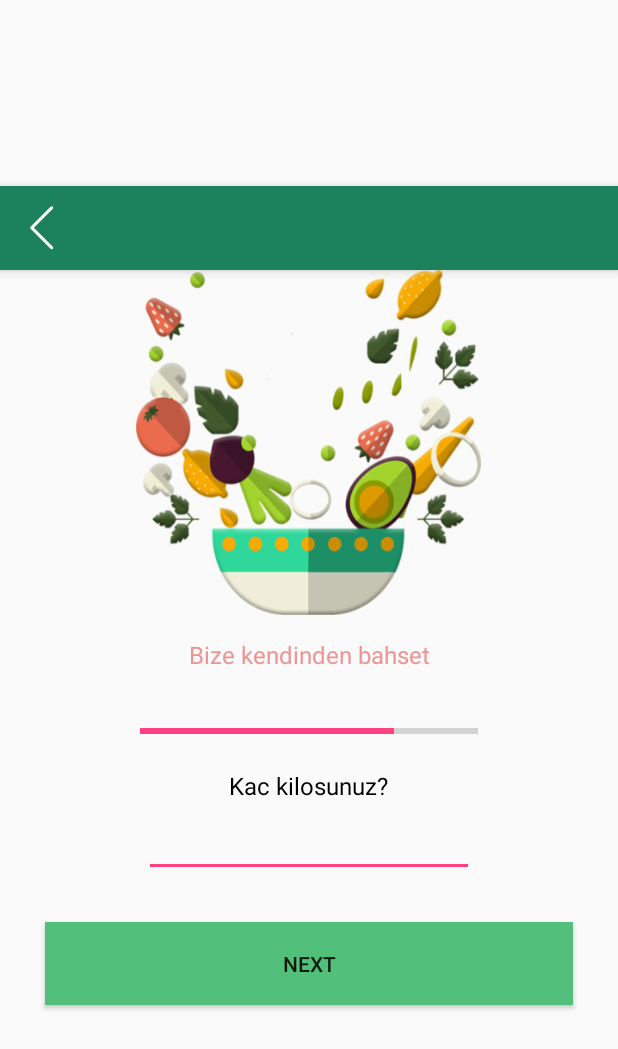
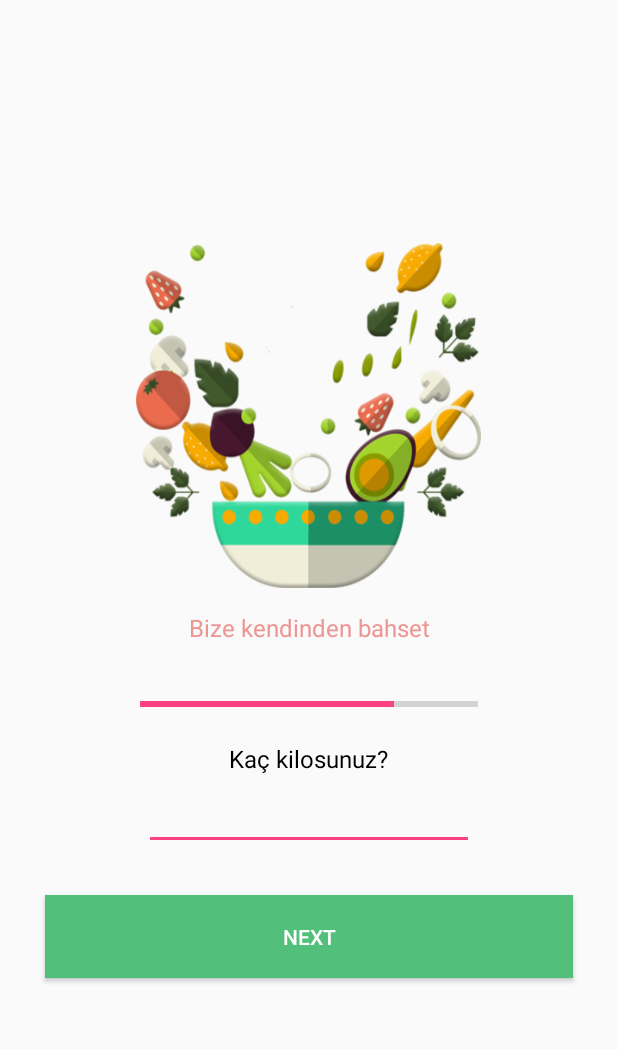
Before and after one commit to kubrahebes/Fita, an Android app: the WeightActivity screen opened directly, with no data from a screen before it, on a phone screen of 412 x 824 dp. Shown: the top 1049 px of the screen. Run offline under Robolectric (Android 15) with nearby library versions, the phone set to English and light mode, and no system bars.

Commit message:
Genel duzenlemeler yapildi

```diff
--- a/app/build.gradle
+++ b/app/build.gradle
@@ -46,4 +46,5 @@ dependencies {
 }
 
 
+
 apply plugin: 'com.google.gms.google-services'
--- a/app/src/main/AndroidManifest.xml
+++ b/app/src/main/AndroidManifest.xml
@@ -20,7 +20,8 @@
         <activity android:name=".AgeActivity" />
         <activity android:name=".NameSurnameActivity" />
         <activity android:name=".WeightActivity" />
-        <activity android:name=".MainActivity"></activity>
+        <activity android:name=".MainActivity" />
+        <activity android:name=".LengthActivity"></activity>
     </application>
 
 </manifest>
--- a/app/src/main/java/com/example/user/fita/AgeActivity.java
+++ b/app/src/main/java/com/example/user/fita/AgeActivity.java
@@ -18,8 +18,6 @@ public class AgeActivity extends AppCompatActivity {
             public void onClick(View view) {
                 Intent second = new Intent(AgeActivity.this, WeightActivity.class);
                 startActivity(second);
-
-
             }
         });
     }
--- a/app/src/main/java/com/example/user/fita/SplashActivity.java
+++ b/app/src/main/java/com/example/user/fita/SplashActivity.java
@@ -21,7 +21,7 @@ public class SplashActivity extends AppCompatActivity {
             @Override
             public void run() {
                 /* Create an Intent that will start the Menu-Activity. */
-                Intent mainIntent = new Intent(SplashActivity.this,MaleFemaleActivity.class);
+                Intent mainIntent = new Intent(SplashActivity.this,NameSurnameActivity.class);
                 SplashActivity.this.startActivity(mainIntent);
                 SplashActivity.this.finish();
             }
--- a/app/src/main/java/com/example/user/fita/WeightActivity.java
+++ b/app/src/main/java/com/example/user/fita/WeightActivity.java
@@ -16,10 +16,8 @@ public class WeightActivity extends AppCompatActivity {
         button.setOnClickListener(new View.OnClickListener() {
             @Override
             public void onClick(View view) {
-                Intent second = new Intent(WeightActivity.this, NameSurnameActivity.class);
+                Intent second = new Intent(WeightActivity.this, LengthActivity.class);
                 startActivity(second);
-
-
             }
         });
     }
--- a/app/src/main/res/layout/activity_main.xml
+++ b/app/src/main/res/layout/activity_main.xml
@@ -12,7 +12,6 @@
         android:layout_alignParentStart="true"
         app:menu="@menu/nav_items"
         android:id="@+id/nav_main"
-
         app:itemBackground="@color/colorPrimary"
         app:itemIconTint="@color/nav_items_colors"
         android:layout_alignParentLeft="true">
--- a/app/src/main/res/layout/activity_weight.xml
+++ b/app/src/main/res/layout/activity_weight.xml
@@ -1,32 +1,32 @@
 <?xml version="1.0" encoding="utf-8"?>
+<ScrollView xmlns:android="http://schemas.android.com/apk/res/android"
+    xmlns:app="http://schemas.android.com/apk/res-auto"
+    android:layout_width="match_parent"
+    android:layout_height="match_parent"
+    android:fillViewport="true">
+
     <LinearLayout xmlns:android="http://schemas.android.com/apk/res/android"
         xmlns:app="http://schemas.android.com/apk/res-auto"
         android:layout_width="match_parent"
         android:layout_height="match_parent"
+        android:layout_marginTop="20dp"
         android:gravity="center"
         android:orientation="vertical">
-
-    <android.support.v7.widget.Toolbar xmlns:android="http://schemas.android.com/apk/res/android"
-        android:layout_width="match_parent"
-        android:layout_height="wrap_content"
-        android:background="@color/colorPrimary"
-        android:elevation="4dp"
-        app:navigationIcon="@drawable/left_arrow" />
 
         <ImageView
             android:layout_width="230dp"
             android:layout_height="230dp"
-        android:background="@drawable/smallimage"
-        android:layout_centerHorizontal="true"/>
+            android:layout_centerHorizontal="true"
+            android:background="@drawable/smallimage" />
 
         <TextView
             android:layout_width="match_parent"
             android:layout_height="wrap_content"
-        android:textSize="16sp"
-        android:textColor="#EC9694"
             android:layout_margin="15dp"
             android:gravity="center_horizontal"
-        android:text="Bize kendinden bahset" />
+            android:text="Bize kendinden bahset"
+            android:textColor="#EC9694"
+            android:textSize="16sp" />
 
         <ProgressBar
             style="@style/Widget.AppCompat.ProgressBar.Horizontal"
@@ -34,18 +34,23 @@
             android:layout_height="50dp"
             android:layout_gravity="center"
             android:max="100"
-        android:progress="75"/>
+            android:progress="75" />
+
         <TextView
             android:layout_width="wrap_content"
             android:layout_height="wrap_content"
             android:layout_gravity="center"
-        android:textSize="16sp"
+            android:text="Kaç kilosunuz?"
             android:textColor="#000"
-        android:text="Kac kilosunuz?"/>
+            android:textSize="16sp" />
+
         <EditText
             android:layout_width="220dp"
+            android:layout_height="50dp"
             android:layout_gravity="center"
-        android:layout_height="50dp" />
+            android:inputType="number"
+            android:maxLength="3" />
+
         <Button
             android:id="@+id/weight_button"
             android:layout_width="match_parent"
@@ -53,6 +58,8 @@
             android:layout_margin="30dp"
             android:background="#52bf7a"
             android:text="Next"
-        />
+            android:textColor="#fff" />
 
     </LinearLayout>
+
+</ScrollView>
--- a/app/src/main/res/layout/fragment_food.xml
+++ b/app/src/main/res/layout/fragment_food.xml
@@ -8,7 +8,5 @@
         android:layout_marginTop="50dp"
         android:orientation="vertical"
         android:layout_width="match_parent">
-
-
     </LinearLayout>
 </FrameLayout>
```
Also changed, not shown: app/src/main/java/com/example/user/fita/LengthActivity.java (added, +24 -0 lines), app/src/main/java/com/example/user/fita/MaleFemaleActivity.java (+12 -4 lines), app/src/main/java/com/example/user/fita/NameSurnameActivity.java (+13 -2 lines), app/src/main/res/layout/activity_age.xml (+16 -13 lines), app/src/main/res/layout/activity_length.xml (added, +30 -0 lines), app/src/main/res/layout/activity_male_female.xml (+30 -25 lines), app/src/main/res/layout/activity_name_surname.xml (+14 -13 lines), app/src/main/res/layout/activity_splash.xml (+6 -9 lines), app/src/main/res/layout/fragment_home.xml (+4 -6 lines), app/src/main/res/layout/fragment_update.xml (+22 -18 lines). Lines whose indentation alone changed are shown as unchanged.
